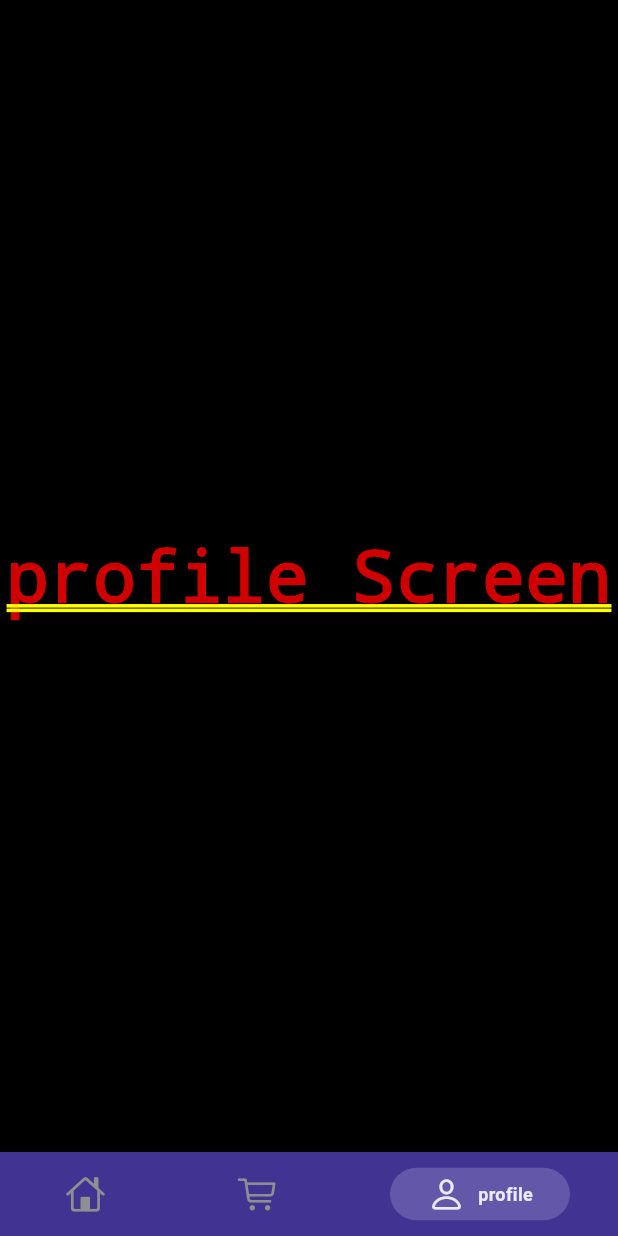
After one commit to kareemtoson12/OnlineShopping, a Flutter app: the CustomNavBar screen opened by its route, item 3 of the bottom bar chosen, on a phone screen of 412 x 824 dp. The commit adds this screen. Run offline on Flutter 3.47's test engine with Material 3 defaults, Android fonts, the phone set to English and light mode, and no system bars; drawn by our look-alikes of persistent_bottom_nav_bar; our stand-ins replace bloc, firebase_auth, firebase_core, flutter_bloc, flutter_screenutil, smooth_page_indicator; accounts and stored records are empty.

Commit message:
home ui done

```diff
--- a/online_shopping/lib/core/routing/app_routes.dart
+++ b/online_shopping/lib/core/routing/app_routes.dart
@@ -5,4 +5,5 @@ class Routes {
   static const String userCheacking = '/AuthGate';
   static const String home = '/Homescreen';
   static const String forgetPassword = '/ForgetPassword';
+  static const String customNaivBar = '/CustomNaivBar';
 }
--- a/online_shopping/lib/core/routing/routes.dart
+++ b/online_shopping/lib/core/routing/routes.dart
@@ -5,6 +5,7 @@ import 'package:online_shopping/core/services/auth_gate.dart';
 import 'package:online_shopping/features/forgetPassword/view.dart';
 import 'package:online_shopping/features/home/view.dart';
 import 'package:online_shopping/features/login/view.dart';
+import 'package:online_shopping/features/naivBar/view.dart';
 import 'package:online_shopping/features/onboarding/view.dart';
 import 'package:online_shopping/features/splash/view.dart';
 
@@ -35,6 +36,10 @@ class AppRoutes {
       case Routes.forgetPassword:
         return MaterialPageRoute(builder: (context) => ForgetPassword());
     }
+    switch (screen.name) {
+      case Routes.customNaivBar:
+        return MaterialPageRoute(builder: (context) => CustomNavBar());
+    }
     return null;
   }
 }
--- /dev/null
+++ b/online_shopping/lib/features/naivBar/view.dart
@@ -0,0 +1,73 @@
+import 'package:flutter/cupertino.dart';
+import 'package:flutter/material.dart';
+import 'package:online_shopping/core/styles/customs_colors.dart';
+import 'package:persistent_bottom_nav_bar/persistent_bottom_nav_bar.dart';
+import 'package:online_shopping/features/home/view.dart';
+
+class CustomNavBar extends StatelessWidget {
+  const CustomNavBar({Key? key}) : super(key: key);
+
+  @override
+  Widget build(BuildContext context) {
+    PersistentTabController _controller =
+        PersistentTabController(initialIndex: 0);
+
+    List<Widget> _buildScreens() {
+      return [
+        const Homescreen(), // Home screen
+        const Center(child: Text("Middle Screen")), // Placeholder
+        const Center(child: Text("profile Screen")), // Placeholder
+      ];
+    }
+
+    List<PersistentBottomNavBarItem> _navBarsItems() {
+      return [
+        PersistentBottomNavBarItem(
+          icon: const Icon(CupertinoIcons.home),
+          title: "Home",
+          activeColorPrimary: CustomsColros.offPrimaryColor,
+          inactiveColorPrimary: CupertinoColors.systemGrey,
+        ),
+        PersistentBottomNavBarItem(
+          icon: const Icon(CupertinoIcons.cart),
+          title: "cart",
+          activeColorPrimary: CustomsColros.offPrimaryColor,
+          inactiveColorPrimary: CupertinoColors.systemGrey,
+        ),
+        PersistentBottomNavBarItem(
+          icon: const Icon(CupertinoIcons.person),
+          title: "profile",
+          activeColorPrimary: CustomsColros.offPrimaryColor,
+          inactiveColorPrimary: CupertinoColors.systemGrey,
+        ),
+      ];
+    }
+
+    return PersistentTabView(
+      context,
+      controller: _controller,
+      screens: _buildScreens(),
+      items: _navBarsItems(),
+      handleAndroidBackButtonPress: true,
+      resizeToAvoidBottomInset: true,
+      stateManagement: true,
+      hideNavigationBarWhenKeyboardAppears: true,
+      backgroundColor: CustomsColros.primaryColor,
+      isVisible: true,
+      animationSettings: const NavBarAnimationSettings(
+        navBarItemAnimation: ItemAnimationSettings(
+          duration: Duration(milliseconds: 400),
+          curve: Curves.ease,
+        ),
+        screenTransitionAnimation: ScreenTransitionAnimationSettings(
+          animateTabTransition: true,
+          duration: Duration(milliseconds: 200),
+          screenTransitionAnimationType: ScreenTransitionAnimationType.fadeIn,
+        ),
+      ),
+      confineToSafeArea: true,
+      navBarHeight: kBottomNavigationBarHeight,
+      navBarStyle: NavBarStyle.style1,
+    );
+  }
+}
--- a/online_shopping/lib/online_shopping.dart
+++ b/online_shopping/lib/online_shopping.dart
@@ -5,7 +5,7 @@ import 'package:online_shopping/core/routing/routes.dart';
 
 class OnlineShopping extends StatelessWidget {
   final AppRoutes appRouter;
-  OnlineShopping({super.key, required this.appRouter});
+  const OnlineShopping({super.key, required this.appRouter});
 
   @override
   Widget build(BuildContext context) {
--- a/online_shopping/pubspec.yaml
+++ b/online_shopping/pubspec.yaml
@@ -42,6 +42,7 @@ dependencies:
   flutter_bloc: ^8.1.6
   provider: ^6.1.2
   equatable: ^2.0.7
+  persistent_bottom_nav_bar: ^6.2.1
 
 dev_dependencies:
   flutter_test:
@@ -68,6 +69,7 @@ flutter:
   # To add assets to your application, add an assets section, like this:
   assets:
     - assets/
+    - assets/products/
   #   - images/a_dot_ham.jpeg
 
   # An image asset can refer to one or more resolution-specific "variants", see
```
Also changed, not shown: online_shopping/lib/core/styles/styles.dart (+16 -1 lines), online_shopping/lib/features/home/view.dart (+78 -2 lines), online_shopping/lib/features/home/widgets/catigores.dart (added, +55 -0 lines), online_shopping/lib/features/home/widgets/popular_catigores.dart (added, +58 -0 lines), online_shopping/lib/features/home/widgets/search_bar.dart (added, +24 -0 lines), online_shopping/assets/dress.png (added), online_shopping/assets/electronics.png (added), online_shopping/assets/handyman.png (added), online_shopping/assets/products/p1_product_i2.png (added), online_shopping/assets/products/product_20.png (added), online_shopping/assets/products/product_24.png (added), online_shopping/assets/products/product_8.png (added), online_shopping/assets/saleOff.png (added), online_shopping/assets/sneakers.png (added), 2 more files.
